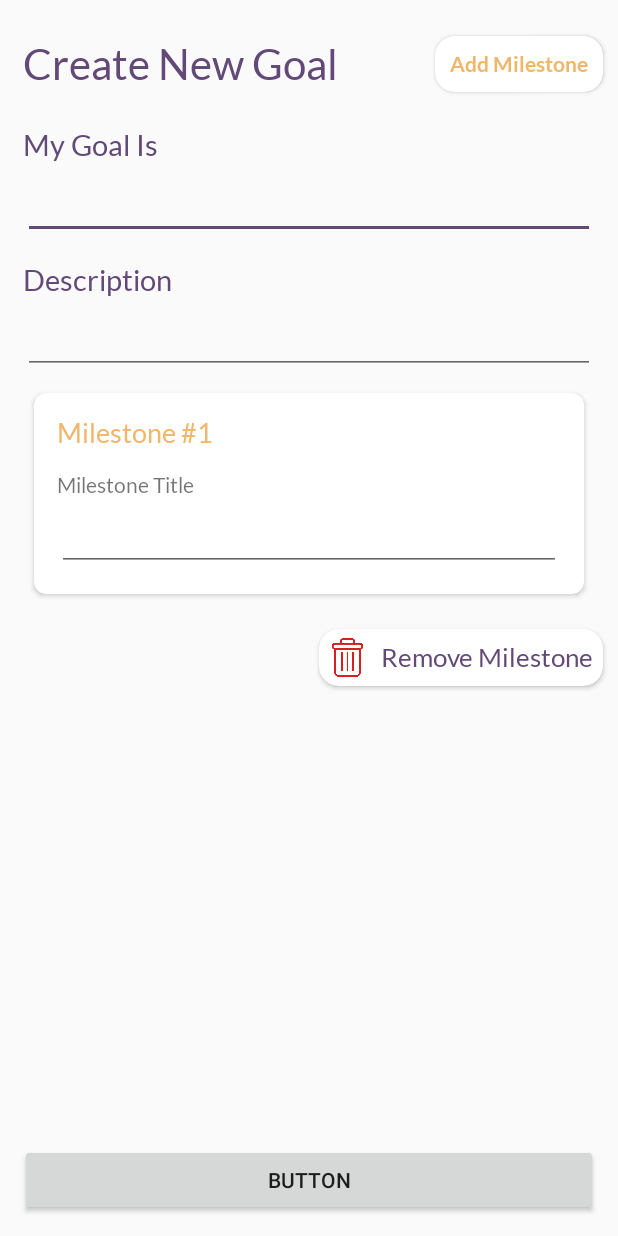
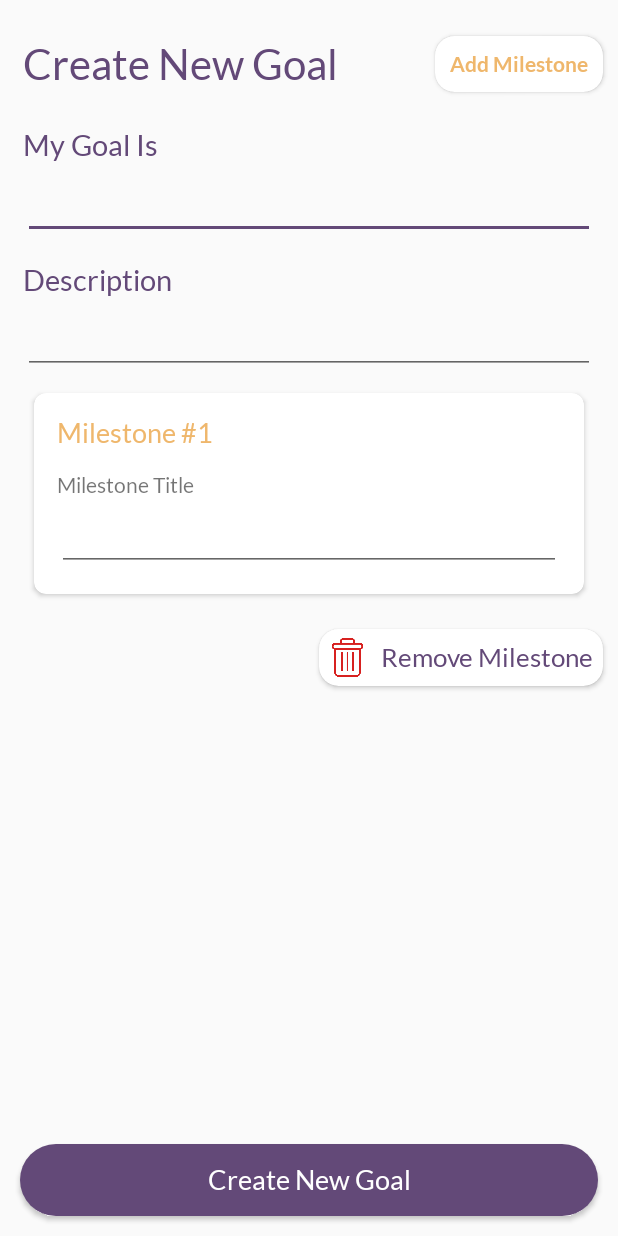
Before and after one commit to Yarinov/Our-Goal, an Android app: the CreateNewGoalActivity screen opened directly, with no data from a screen before it, after a tap on "Add Milestone", on a phone screen of 412 x 824 dp. Run offline under Robolectric (Android 15) with nearby library versions, the phone set to English and light mode, and no system bars; our stand-ins replace Firebase (no records; nobody signed in at launch, a user with empty details on screens opened directly).

Commit message:
- Move to profile shortcuts add and change create goal button

```diff
--- a/app/src/main/java/com/yarinov/ourgoal/goal/mygoals/CreateNewGoalActivity.kt
+++ b/app/src/main/java/com/yarinov/ourgoal/goal/mygoals/CreateNewGoalActivity.kt
@@ -6,6 +6,7 @@ import android.view.View
 import android.view.inputmethod.InputMethodManager
 import android.widget.Button
 import android.widget.EditText
+import android.widget.ImageView
 import android.widget.Toast
 import androidx.appcompat.app.AppCompatActivity
 import androidx.cardview.widget.CardView
@@ -85,11 +86,12 @@ class CreateNewGoalActivity : AppCompatActivity() {
         createGoalButton?.setOnClickListener {
             createGoal()
         }
+
     }
 
     private fun deleteMilestone() {
 
-        //REmove the last item
+        //Remove the last item
         currentGoalMilestones?.removeAt(currentMilestoneNumber - 1)
 
         //Update the adapter with the latest change
--- a/app/src/main/java/com/yarinov/ourgoal/utils/adapter_utils/AdapterUtils.kt
+++ b/app/src/main/java/com/yarinov/ourgoal/utils/adapter_utils/AdapterUtils.kt
@@ -49,8 +49,12 @@ class AdapterUtils {
         val postedDateDateMonth = postedDateCalendar[Calendar.MONTH]
         val postedDateYear = postedDateCalendar[Calendar.YEAR]
 
-        val postedDateToShow =
+
+        val postedDateToShow = if (postedDateDateMin < 10) {
+            "$postedDateDateHr:0$postedDateDateMin ${getMonthName(postedDateDateMonth)} ${postedDateCalendar[Calendar.DAY_OF_MONTH]} $postedDateYear"
+        } else
             "$postedDateDateHr:$postedDateDateMin ${getMonthName(postedDateDateMonth)} ${postedDateCalendar[Calendar.DAY_OF_MONTH]} $postedDateYear"
+
 
         return if (currentDateYear == postedDateYear) {
             if (currentDateMonth == postedDateDateMonth) {
--- /dev/null
+++ b/app/src/main/res/drawable/create_goal_button.xml
@@ -0,0 +1,8 @@
+<shape xmlns:android="http://schemas.android.com/apk/res/android"
+    android:shape="rectangle">
+
+    <corners  android:radius="30sp"/>
+
+    <solid android:color="@color/colorPrimaryDark"/>
+
+</shape>
--- a/app/src/main/res/layout/activity_create_new_goal.xml
+++ b/app/src/main/res/layout/activity_create_new_goal.xml
@@ -177,7 +177,12 @@
             android:layout_width="match_parent"
             android:layout_height="wrap_content"
             android:layout_margin="13sp"
-            android:text="Button" />
+            android:background="@drawable/create_goal_button"
+            android:fontFamily="@font/lato"
+            android:text="Create New Goal"
+            android:textAllCaps="false"
+            android:textColor="@color/white"
+            android:textSize="18sp" />
 
     </LinearLayout>
 
--- a/app/src/main/res/layout/activity_profile.xml
+++ b/app/src/main/res/layout/activity_profile.xml
@@ -13,7 +13,7 @@
         android:orientation="vertical">
 
         <ImageView
-            android:id="@+id/imageView8"
+            android:id="@+id/closeProfileActivityIcon"
             android:layout_width="20sp"
             android:layout_height="20sp"
             android:layout_gravity="right"
--- a/app/src/main/res/layout/activity_single_goal.xml
+++ b/app/src/main/res/layout/activity_single_goal.xml
@@ -43,7 +43,7 @@
                 android:textSize="22sp" />
 
             <ImageView
-                android:id="@+id/imageView7"
+                android:id="@+id/exitSingleGoalIcon"
                 android:layout_width="20sp"
                 android:layout_height="20sp"
                 android:layout_margin="17sp"
--- a/app/src/main/res/layout/goal_main_layout.xml
+++ b/app/src/main/res/layout/goal_main_layout.xml
@@ -51,8 +51,8 @@
 
                 <ImageView
                     android:id="@+id/goalOptions"
-                    android:layout_width="30sp"
-                    android:layout_height="30sp"
+                    android:layout_width="20sp"
+                    android:layout_height="20sp"
                     android:layout_marginTop="15sp"
                     android:layout_marginRight="2sp"
                     android:gravity="right"
```
Also changed, not shown: app/src/main/java/com/yarinov/ourgoal/feed/FeedAdapter.kt (+8 -0 lines), app/src/main/java/com/yarinov/ourgoal/goal/SingleGoalActivity.kt (+19 -0 lines), app/src/main/java/com/yarinov/ourgoal/goal/comment/CommentAdapter.kt (+10 -0 lines), app/src/main/java/com/yarinov/ourgoal/user/profile/ProfileActivity.kt (+55 -4 lines).
